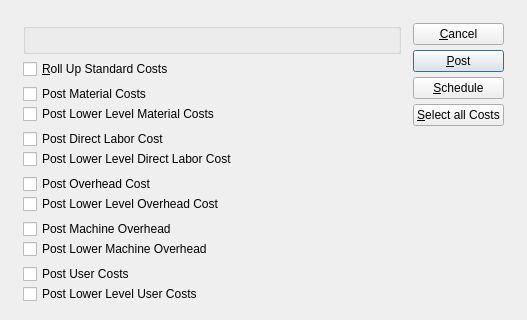
The window that guiclient/postCostsByClassCode.ui (Pegasus-RPG/xtuple-client) describes before a commit, drawn with Qt 5; both pictures show x 0 to 527 and y 0 to 320 of the 527 by 471 pixel window.
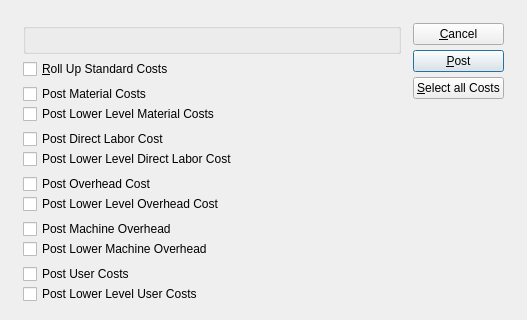
The same window after the commit. Custom widgets are drawn as their Qt base class.

Commit message: Issue #9401:remove submitAction logic that was moved to xtbatch

What changed in the file:
```diff
--- a/guiclient/postCostsByClassCode.ui
+++ b/guiclient/postCostsByClassCode.ui
@@ -464,15 +464,8 @@
           </widget>
          </item>
          <item>
-          <widget class="QPushButton" name="_submit" >
-           <property name="text" >
-            <string>&amp;Schedule</string>
-           </property>
-          </widget>
-         </item>
-         <item>
-          <widget class="QPushButton" name="_selectAll" >
-           <property name="enabled" >
+          <widget class="QPushButton" name="_selectAll">
+           <property name="enabled">
             <bool>true</bool>
            </property>
            <property name="text" >
@@ -504,7 +497,7 @@
    </item>
   </layout>
  </widget>
- <layoutdefault spacing="6" margin="11" />
+ <layoutdefault spacing="6" margin="11"/>
  <customwidgets>
   <customwidget>
    <class>ParameterGroup</class>
```
Left out of the diff: 251 changed lines with no effect on the pictures. The commit also changes 36 other files.
